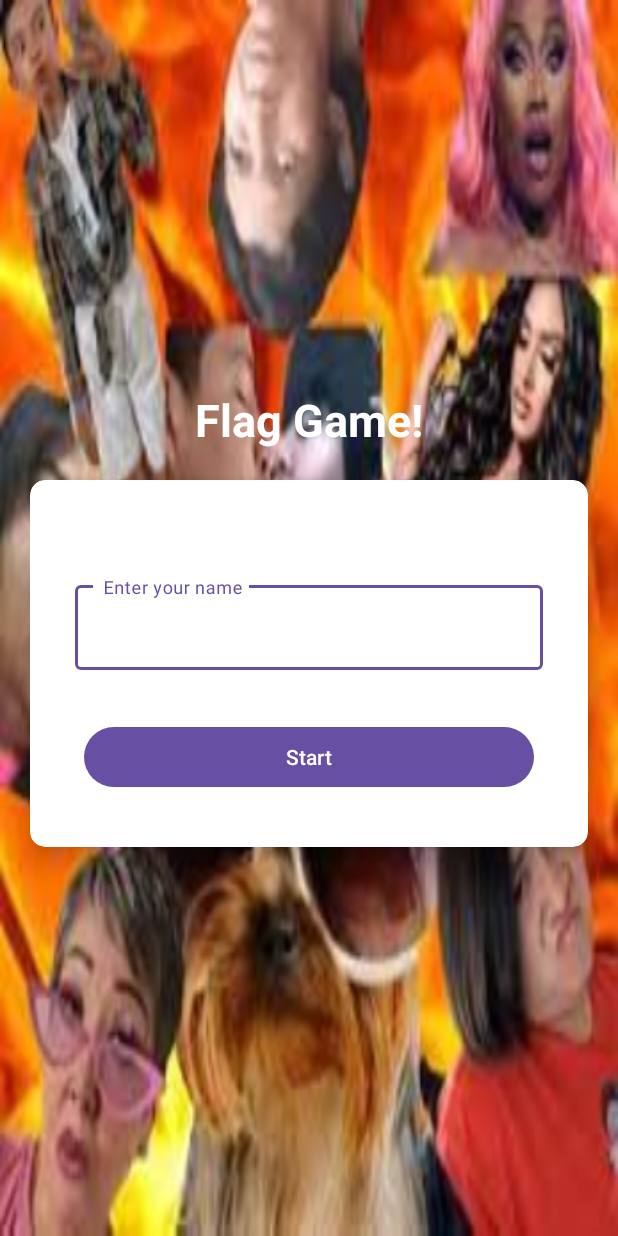
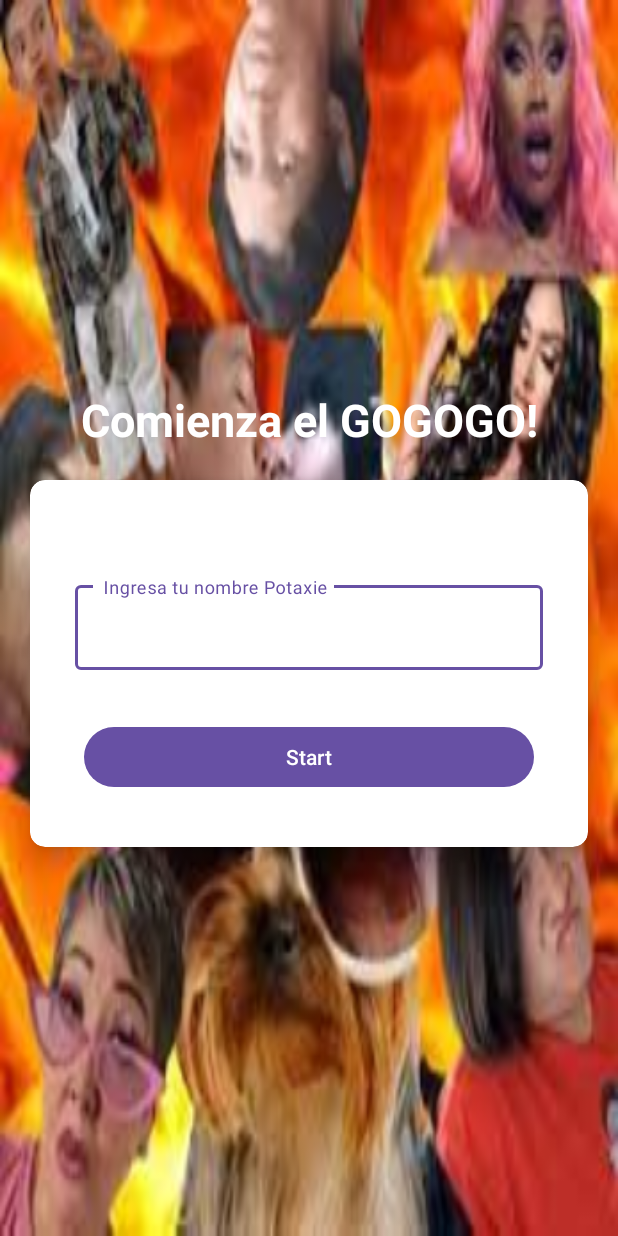
Before and after one commit to ELMANCHE/Dispositivos-Moviles, an Android app: the fragment TitleFragment shown on its own in the app's theme, on a phone screen of 412 x 824 dp. Run offline under Robolectric (Android 15) with nearby library versions, the phone set to English and light mode, and no system bars; our stand-ins replace data binding.

Commit message:
senti que estaba muy formal
no es mi estilo para ser creativo

```diff
--- a/Apps /quiz/app/src/main/res/layout/fragment_title.xml
+++ b/Apps /quiz/app/src/main/res/layout/fragment_title.xml
@@ -18,7 +18,7 @@
             android:gravity="center"
             android:layout_marginBottom="20dp"
             android:textColor="@color/white"
-            android:text="Flag Game!"/>
+            android:text="Comienza el GOGOGO!"/>
 
 
         <androidx.cardview.widget.CardView
@@ -55,7 +55,7 @@
                         android:layout_width="match_parent"
                         android:layout_height="wrap_content"
                         android:id="@+id/et_name"
-                        android:hint=" Enter your name"
+                        android:hint=" Ingresa tu nombre Potaxie"
                         android:textColorHint="@color/white"
                         android:textColor="@color/white"
                         android:inputType="textPersonName"/>
```
